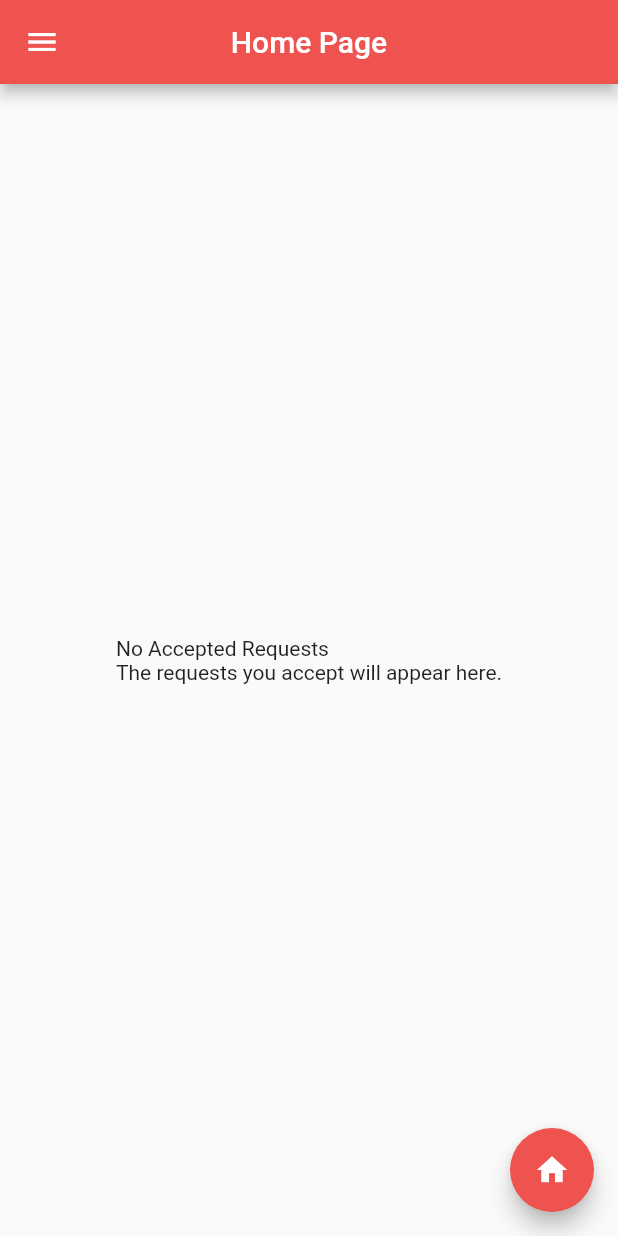
After one commit to DEP-IIT-Ropar/blood_18, a Flutter app: the Accepted screen opened directly, in the side drawer, after a tap on the "home" icon, on a phone screen of 412 x 824 dp. The commit adds this screen. Run offline on Flutter 3.47's test engine with Material 2 defaults, Android fonts, the phone set to English and light mode, and no system bars; our stand-ins replace cloud_firestore, firebase_auth, firebase_messaging, google_maps_flutter, location, pinput and 2 more; missing offline and left inert: geoflutterfire, geolocator_web, location_web; accounts and stored records are empty.

Commit message:
accepted requests, delete requests after donation

```diff
--- /dev/null
+++ b/lib/screens/home/homedonor/accepted.dart
@@ -0,0 +1,506 @@
+import 'dart:math';
+import 'package:app/screens/home/homedonor/requestdonor.dart';
+import 'package:app/screens/home/homedonor/home.dart';
+import 'package:app/screens/home/homedonor/updatelocation.dart';
+import 'package:app/screens/login/login.dart';
+import 'package:flutter/material.dart';
+import 'package:cloud_firestore/cloud_firestore.dart';
+import 'package:url_launcher/url_launcher.dart';
+
+
+class Accepted extends StatefulWidget {
+//update the constructor to include the uid
+  final String title;
+  final String uid; //include this
+  Accepted({Key key, this.title, this.uid}) : super(key: key);
+
+  @override
+  _AcceptedState createState() => _AcceptedState();
+}
+
+class _AcceptedState extends State<Accepted> {
+  DocumentSnapshot variable;
+  List<DocumentSnapshot> request = List<DocumentSnapshot>();
+  List<DocumentSnapshot> seekers = List<DocumentSnapshot>();
+  DocumentSnapshot seeker;
+  QuerySnapshot stream;
+  var variablee;
+  var requestId;
+  var len;
+  var lat,long;
+  var state, state1;
+  int _value = 1;
+
+  var isRequested = [false, false];
+  bool isSwitched = false;
+
+  void database() async {
+    variable = await Firestore.instance
+        .collection('userInfo')
+        .document(widget.uid)
+        .get();
+    isSwitched = variable.data['available'];
+    if (variable.data['location'] == null) {
+      Navigator.push(
+          context,
+          MaterialPageRoute(
+              builder: (context) => UpdateLocation(
+                uid: widget.uid,
+              ))).then((result) {
+        Navigator.of(context).pop();
+      });
+    }
+    setState(() {
+      variablee = variable;
+    });
+  }
+
+  void getData() async{
+    if(stream != null) stream = null;
+
+    stream = await Firestore.instance
+          .collection('request_donor')
+          .where('donoremail', isEqualTo: widget.uid)
+          .where('accepted', isEqualTo: true)
+          .orderBy('distance', descending: false)
+          .getDocuments();
+
+    if(requestId != null) requestId.clear;
+    if(request != null) request = List<DocumentSnapshot>();
+    print(request);
+    if(seekers != null) seekers = List<DocumentSnapshot>();
+    if(isRequested != null) isRequested.clear;
+    requestId = stream.documents.map((doc)=>doc.data).toList();
+    print(stream);
+    print(requestId);
+
+    len = requestId.length;
+    int index = 0;
+
+    for(index = 0; index < len; index++){
+
+      var abcd = await Firestore.instance.collection('request').document(requestId[index]['requestid']).get();
+      request.add(abcd);
+    }
+    print(request);
+    for(index = 0; index < len; index++){
+      seekers.add(await Firestore.instance.collection('userInfo').document(request[index]['email']).get());
+    }
+    print(seekers);
+    setState(() {
+      state = request;
+      state1 = seekers;
+    });
+    index = 0;
+
+
+  }
+
+  var textValue = 'Switch is OFF';
+
+
+  void toggleSwitch(bool value) {
+    if (isSwitched == false) {
+      setState(() {
+        isSwitched = true;
+      });
+      setState(() async {
+        await Firestore.instance
+            .collection('userInfo')
+            .document(widget.uid)
+            .updateData(
+          {'available': true},
+        );
+      });
+      print('Switch Button is ON');
+    } else {
+      setState(() /*async*/ {
+        isSwitched = false;
+      });
+      setState(() async {
+        await Firestore.instance
+            .collection('userInfo')
+            .document(widget.uid)
+            .updateData(
+          {'available': false},
+        );
+      });
+      print('Switch Button is OFF');
+    }
+  }
+
+  @override
+  void initState() {
+    database();
+    getData();
+    super.initState();
+  }
+
+
+  @override
+  Widget build(BuildContext context) {
+    //getData();
+    if(variable != null && requestId != null && request.length > 0 && seekers.length > 0){
+      return Scaffold(
+          drawer: Drawer(
+
+
+              child: Container(
+                color: Colors.white,
+                child: Column(
+                  children: <Widget>[
+                    UserAccountsDrawerHeader(
+                      decoration: BoxDecoration(
+                        color: Colors.red[400],
+                      ),
+                      currentAccountPicture: CircleAvatar(
+                        backgroundColor: Colors.white,
+                        child: Icon(
+                          Icons.person,
+                          color: Colors.red[400],
+                          size: 50.0,
+                        ),
+                      ),
+                      accountName: Text("Mithilesh"
+                        /*variable.data['name'],
+                    style: TextStyle(
+                      color: Colors.white,*/
+                      ),
+                      accountEmail: Text("mkkrazy456@gmail.com"
+                        /*variable.data['name'],
+                    style: TextStyle(
+                      color: Colors.white,*/
+                      ),
+                    ),
+                    ListTile(
+                      leading: CircleAvatar(
+                        backgroundColor: Colors.red[400],
+                        child: Icon(
+                          Icons.person_outline,
+                          color: Colors.white,
+                          size: 30.0,
+                        ),
+                      ),
+                      title: Text("Profile Settings"),
+                      onTap: () {},
+                    ),
+                    ListTile(
+                      leading: CircleAvatar(
+                        backgroundColor: Colors.red[400],
+                        child: Icon(
+                          Icons.map,
+                          color: Colors.white,
+                          size: 30.0,
+                        ),
+                      ),
+                      title: Text("Update Location"),
+                      onTap: () async {
+                        Navigator.push(
+                            context,
+                            MaterialPageRoute(
+                                builder: (context) => UpdateLocation(
+                                  uid: widget.uid,
+                                ))).then((result) {
+                          Navigator.of(context).pop();
+                        });
+                      },
+                    ),
+
+
+                    ListTile(
+                      trailing: Transform.scale(
+                          scale: 1,
+                          child: Switch(
+                            onChanged: toggleSwitch,
+                            value: isSwitched,
+                            activeColor: Colors.blue,
+                            activeTrackColor: Colors.blueGrey,
+                            inactiveThumbColor: Colors.grey,
+                            inactiveTrackColor: Colors.blueGrey,
+                          )),
+                      title: Text("Availability"),
+                    ),
+                    Divider(),
+                    ListTile(
+                      leading: CircleAvatar(
+                        backgroundColor: Colors.red[400],
+                        child: Icon(
+                          Icons.help_outline,
+                          color: Colors.white,
+                          size: 30.0,
+                        ),
+                      ),
+                      title: Text("About us"),
+                      onTap: () {},
+                    ),
+                    ListTile(
+                      leading: CircleAvatar(
+                        backgroundColor: Colors.red[400],
+                        child: Icon(
+                          Icons.exit_to_app,
+                          color: Colors.white,
+                          size: 30.0,
+                        ),
+                      ),
+                      title: Text("Logout"),
+                      onTap: () {
+                        Navigator.push(
+                            context,
+                            MaterialPageRoute(
+                                builder: (context) => LoginPage())).then((result) {
+                          Navigator.of(context).pop();
+                        });
+                      },
+                    ),
+                  ],
+                ),
+              ),
+
+          ),
+          appBar: AppBar(
+            title: Text("Accepted requests"),
+            backgroundColor: Colors.red[400],
+            centerTitle: true,
+          ),
+          floatingActionButton: FloatingActionButton(
+            backgroundColor: Colors.red[400],
+            onPressed: () async {
+              Navigator.push(
+                  context,
+                  MaterialPageRoute(
+                      builder: (context) => HomePage(
+                        uid: widget.uid,
+                      )));
+            },
+            child: Icon(Icons.home, color: Colors.white),
+          ),
+          floatingActionButtonLocation: FloatingActionButtonLocation.endFloat,
+          body: Column(
+              children: <Widget>[
+
+                ListView.builder(
+                    shrinkWrap: true,
+                    itemCount: requestId.length,
+                    itemBuilder: (context, index){
+                      if(isRequested.length <= index) isRequested.add(false);
+                      return Card(
+                          margin: EdgeInsets.fromLTRB(20.0, 6.0, 20.0, 0.0),
+                          child: ListTile(
+                            leading: CircleAvatar(
+                              radius: 25.0,
+                              backgroundColor: Colors.green[200],
+                              //backgroundImage: AssetImage('assets/O+.png'),
+                            ),
+                            title: Text(seekers[index].data['name']),
+                            subtitle: Column(
+                              children: <Widget>[
+
+                                Text(
+                                    'patients name: ${request[index]['name']}\n${roundDouble(requestId[index]['distance'], 1)} km away \nAge-${request[index]['age']}  \nNo. of times Donated-${seekers[index]['#donated']}\nreason-${request[index]['reason']}'),
+
+                                new RaisedButton(
+                                    child: Text("Details"),
+
+                                    // 2
+                                    color: isRequested[index] ? Colors.blue : Colors.grey,
+
+                                    // 3
+                                    onPressed: () => {
+
+                                        showAlertDialog(context,request[index]['phone'], request[index]['location']['geopoint'].latitude , request[index]['location']['geopoint'].longitude),
+
+
+
+
+                                    }
+                                ),
+
+
+
+                              ],
+                            ),
+
+                          )
+                      );
+                    }
+                )
+              ]
+          )
+
+      );}else{
+      return Scaffold(
+          drawer: Drawer(
+            child: Expanded(
+              child: Container(
+                color: Colors.white,
+                child: Column(
+                  children: <Widget>[
+                    UserAccountsDrawerHeader(
+                      decoration: BoxDecoration(
+                        color: Colors.red[400],
+                      ),
+                      currentAccountPicture: CircleAvatar(
+                        backgroundColor: Colors.white,
+                        child: Icon(
+                          Icons.person,
+                          color: Colors.red[400],
+                          size: 50.0,
+                        ),
+                      ),
+                      accountName: Text("Mithilesh"
+                        /*variable.data['name'],
+                    style: TextStyle(
+                      color: Colors.white,*/
+                      ),
+                      accountEmail: Text("mkkrazy456@gmail.com"
+                        /*variable.data['name'],
+                    style: TextStyle(
+                      color: Colors.white,*/
+                      ),
+                    ),
+                    ListTile(
+                      leading: CircleAvatar(
+                        backgroundColor: Colors.red[400],
+                        child: Icon(
+                          Icons.person_outline,
+                          color: Colors.white,
+                          size: 30.0,
+                        ),
+                      ),
+                      title: Text("Profile Settings"),
+                      onTap: () {},
+                    ),
+                    ListTile(
+                      leading: CircleAvatar(
+                        backgroundColor: Colors.red[400],
+                        child: Icon(
+                          Icons.map,
+                          color: Colors.white,
+                          size: 30.0,
+                        ),
+                      ),
+                      title: Text("Update Location"),
+                      onTap: () async {
+                        Navigator.push(
+                            context,
+                            MaterialPageRoute(
+                                builder: (context) => UpdateLocation(
+                                  uid: widget.uid,
+                                ))).then((result) {
+                          Navigator.of(context).pop();
+                        });
+                      },
+                    ),
+                    ListTile(
+                      trailing: Transform.scale(
+                          scale: 1,
+                          child: Switch(
+                            onChanged: toggleSwitch,
+                            value: isSwitched,
+                            activeColor: Colors.blue,
+                            activeTrackColor: Colors.blueGrey,
+                            inactiveThumbColor: Colors.grey,
+                            inactiveTrackColor: Colors.blueGrey,
+                          )),
+                      title: Text("Availability"),
+                    ),
+                    Divider(),
+                    ListTile(
+                      leading: CircleAvatar(
+                        backgroundColor: Colors.red[400],
+                        child: Icon(
+                          Icons.help_outline,
+                          color: Colors.white,
+                          size: 30.0,
+                        ),
+                      ),
+                      title: Text("About us"),
+                      onTap: () {},
+                    ),
+                    ListTile(
+                      leading: CircleAvatar(
+                        backgroundColor: Colors.red[400],
+                        child: Icon(
+                          Icons.exit_to_app,
+                          color: Colors.white,
+                          size: 30.0,
+                        ),
+                      ),
+                      title: Text("Logout"),
+                      onTap: () {
+                        Navigator.push(
+                            context,
+                            MaterialPageRoute(
+                                builder: (context) => LoginPage())).then((result) {
+                          Navigator.of(context).pop();
+                        });
+                      },
+                    ),
+                  ],
+                ),
+              ),
+            ),
+          ),
+          appBar: AppBar(
+            title: Text("Home Page"),
+            backgroundColor: Colors.red[400],
+            centerTitle: true,
+          ),
+          floatingActionButton: FloatingActionButton(
+            backgroundColor: Colors.red[400],
+            onPressed: () async {
+              Navigator.push(
+                  context,
+                  MaterialPageRoute(
+                      builder: (context) => HomePage(
+                        uid: widget.uid,
+                      ))).then((result) {
+                Navigator.of(context).pop();
+              });
+            },
+            child: Icon(Icons.home, color: Colors.white),
+          ),
+          floatingActionButtonLocation: FloatingActionButtonLocation.endFloat,
+          body: Center(
+            child: Text("No Accepted Requests\nThe requests you accept will appear here."),
+          )
+      );
+    }
+  }
+  double roundDouble(double value, int places) {
+    double mod = pow(10.0, places);
+    return ((value * mod).round().toDouble() / mod);
+  }
+
+}
+
+
+
+showAlertDialog(BuildContext context, String phone, double lat, double long) {
+  // set up the list options
+
+  // set up the SimpleDialog
+  Widget optionOne = ElevatedButton(
+    child: Text('Call $phone'),
+    onPressed: () => launch("tel:$phone"),
+  );
+  Widget optionTwo = ElevatedButton(
+    child: Text('Get the location'),
+    onPressed: () => launch("http://www.google.com/maps/search/?api=1&query=$lat,$long"),
+  );
+  SimpleDialog dialog = SimpleDialog(
+    title: const Text('details'),
+    children: <Widget>[
+      optionOne,
+      optionTwo,
+    ],
+  );
+
+  // show the dialog
+  showDialog(
+    context: context,
+    builder: (BuildContext context) {
+      return dialog;
+    },
+  );
+}
--- a/lib/screens/home/homedonor/findonor.dart
+++ b/lib/screens/home/homedonor/findonor.dart
@@ -428,7 +428,8 @@ void addrequestdonor(String email, String requestId, double distance, int age) a
         'requestid': requestId,
         'date': formattedDate,
         'distance': distance,
-        'age': age
+        'age': age,
+        'accepted': false
       }
       );
 
```
Also changed, not shown: lib/screens/home/homedonor/home.dart (+83 -10 lines), lib/screens/home/homemedi/donated.dart (+43 -0 lines).
